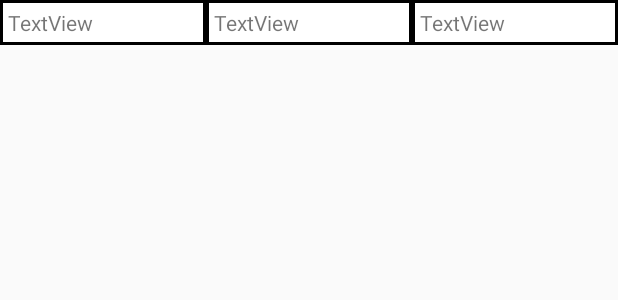
After one commit to activitysskru/SSKRUActivity, an Android app: the layout item_profile.xml on its own in the app's theme, with its tools: preview values and no code run, on a phone screen of 412 x 824 dp. The commit adds this screen. Shown: the top 300 px of the screen. Run offline under Robolectric (Android 15) with nearby library versions, the phone set to English and light mode, and no system bars.

Commit message:
แก้ข้อความล่ะเด้อ พิ่ม Prifile

```diff
--- a/app/src/main/java/com/example/pongs_000/sskruactivity/MainActivity.java
+++ b/app/src/main/java/com/example/pongs_000/sskruactivity/MainActivity.java
@@ -12,8 +12,6 @@ import android.widget.EditText;
 import android.widget.Toast;
 
 public class MainActivity extends AppCompatActivity {
-
-
 
     private EditText inputUsername, inputPassword;
     private TextInputLayout inputLayoutUsername, inputLayoutPassword;
--- /dev/null
+++ b/app/src/main/res/drawable/border.xml
@@ -0,0 +1,8 @@
+<?xml version="1.0" encoding="utf-8"?>
+<shape xmlns:android="http://schemas.android.com/apk/res/android"
+    android:shape="rectangle">
+    <solid android:color="#ffffff" />
+    <stroke
+        android:width="2dip"
+        android:color="#000000" />
+</shape>
--- /dev/null
+++ b/app/src/main/res/layout/item_profile.xml
@@ -0,0 +1,61 @@
+<?xml version="1.0" encoding="utf-8"?>
+<LinearLayout xmlns:android="http://schemas.android.com/apk/res/android"
+    android:orientation="vertical" android:layout_width="match_parent"
+    android:layout_height="match_parent">
+
+
+    <LinearLayout
+        android:layout_width="match_parent"
+        android:layout_height="wrap_content"
+        android:orientation="horizontal">
+
+        <LinearLayout
+            android:layout_width="match_parent"
+            android:layout_height="match_parent"
+            android:layout_weight="1"
+            android:background="@drawable/border"
+            android:orientation="vertical">
+
+            <TextView
+                android:id="@+id/textView3"
+                android:layout_width="match_parent"
+                android:layout_height="wrap_content"
+                android:layout_weight="1"
+                android:padding="5dp"
+                android:text="TextView" />
+        </LinearLayout>
+
+        <LinearLayout
+            android:layout_width="match_parent"
+            android:layout_height="match_parent"
+            android:layout_weight="1"
+            android:background="@drawable/border"
+            android:orientation="vertical">
+
+            <TextView
+                android:id="@+id/textView2"
+                android:layout_width="match_parent"
+                android:layout_height="wrap_content"
+                android:layout_weight="1"
+                android:padding="5dp"
+                android:text="TextView" />
+        </LinearLayout>
+
+        <LinearLayout
+            android:layout_width="match_parent"
+            android:layout_height="match_parent"
+            android:layout_weight="1"
+            android:background="@drawable/border"
+            android:orientation="vertical">
+
+            <TextView
+                android:id="@+id/textView"
+                android:layout_width="match_parent"
+                android:layout_height="wrap_content"
+                android:layout_weight="1"
+                android:padding="5dp"
+                android:text="TextView" />
+        </LinearLayout>
+
+    </LinearLayout>
+</LinearLayout>
--- a/app/src/main/res/values/strings.xml
+++ b/app/src/main/res/values/strings.xml
@@ -2,4 +2,8 @@
     <string name="app_name">SSKRUActivity</string>
     <string name="err_msg_name">โปรดกรอก รหัสนักศึกษา</string>
     <string name="err_msg_password">โปรดกรอก รหัสผ่าน</string>
+    <string name="Profile_name">ชื่อ-สกุล</string>
+    <string name="Profile_student_ID">รหัสนักศึกษา</string>
+    <string name="Profile_Branch">สาขาวิชา</string>
+    <string name="Profile_faculty">คณะ</string>
 </resources>
```
Also changed, not shown: app/src/main/java/com/example/pongs_000/sskruactivity/ProfileActivity.java (added, +13 -0 lines), app/src/main/res/layout/activity_main.xml (+7 -5 lines), app/src/main/res/layout/activity_profile.xml (added, +56 -0 lines).
